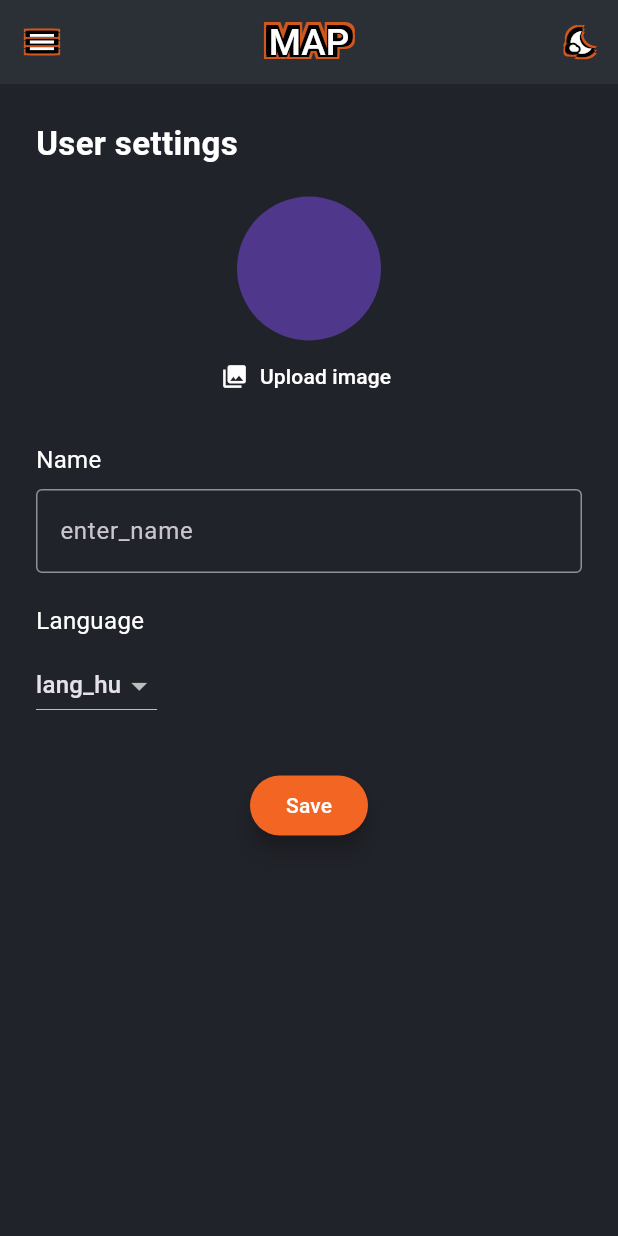
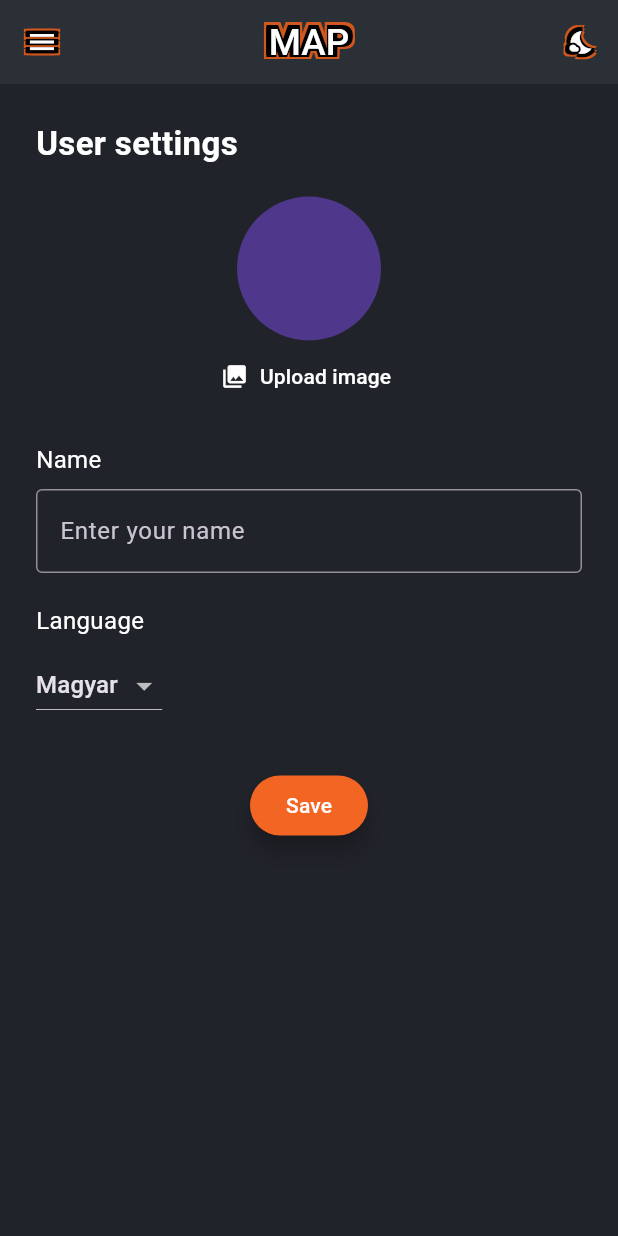
Before and after one commit to GedoLorand/Fish_app, a Flutter app: the Settings screen opened directly, after a tap on the "menu" icon, after a tap on the "nights stay" icon, on a phone screen of 412 x 824 dp. Run offline on Flutter 3.47's test engine with Material 3 defaults, Android fonts, the phone set to English and light mode, and no system bars; our stand-ins replace cached_network_image, cloud_firestore, cloud_functions, firebase_auth, firebase_core, firebase_storage and 10 more; missing offline and left inert: flutter_map_marker_cluster; accounts and stored records are empty; Roboto replaces fonts that are missing (Boldonse); project files that could hold a hidden picture were left out.

Commit message:
Header tobbnyelvusites

```diff
--- a/lib/homepage/Header/custom_drawer.dart
+++ b/lib/homepage/Header/custom_drawer.dart
@@ -8,6 +8,7 @@ import 'package:login_fish_app/services/filter_bus.dart';
 //import 'package:flutterfishapp/UserScreen/user.dart';
 import 'package:login_fish_app/homepage/SettingsScreen/settings.dart';
 import 'package:firebase_auth/firebase_auth.dart';
+import 'package:get/get.dart';
 import 'package:login_fish_app/homepage/Admin/reports_admin.dart';
 import 'package:login_fish_app/homepage/LegalScreen/legal_links.dart';
 import 'package:login_fish_app/homepage/LegalScreen/legal_webview.dart';
@@ -53,7 +54,7 @@ class _CustomDrawerState extends State<CustomDrawer> {
               children: [
                 _buildListTile(
                   icon: Icons.photo_library,
-                  text: 'Gallery',
+                  text: 'gallery',
                   onTap: () {
                     // Close drawer first so navigation happens from the underlying
                     // screen (usually MapScreen). Then await result from Gallery
@@ -74,7 +75,7 @@ class _CustomDrawerState extends State<CustomDrawer> {
                 Divider(color: AppTheme.textColor.withValues(alpha: 0.3)),
                 _buildListTile(
                   icon: Icons.filter_alt,
-                  text: 'Filters',
+                  text: 'filters',
                   onTap: () async {
                     // Close the drawer first so Filter opens on top of the full MapScreen
                     Navigator.pop(context);
@@ -92,7 +93,7 @@ class _CustomDrawerState extends State<CustomDrawer> {
                 Divider(color: AppTheme.textColor.withValues(alpha: 0.3)),
                 _buildListTile(
                   icon: Icons.smart_toy,
-                  text: 'AI Asszisztens',
+                  text: 'ai_assistant',
                   onTap: () {
                     Navigator.pop(context);
                     Navigator.push(
@@ -106,7 +107,7 @@ class _CustomDrawerState extends State<CustomDrawer> {
                 Divider(color: AppTheme.textColor.withValues(alpha: 0.3)),
                 _buildListTile(
                   icon: Icons.settings,
-                  text: 'Settings',
+                  text: 'settings',
                   onTap: () {
                     Navigator.pop(context);
                     Navigator.push(
@@ -118,14 +119,14 @@ class _CustomDrawerState extends State<CustomDrawer> {
                 Divider(color: AppTheme.textColor.withValues(alpha: 0.3)),
                 _buildListTile(
                   icon: Icons.privacy_tip,
-                  text: 'Privacy Policy',
+                  text: 'privacy_policy',
                   onTap: () {
                     Navigator.pop(context);
                     Navigator.push(
                       context,
                       MaterialPageRoute(
-                        builder: (context) => const LegalWebViewScreen(
-                          title: 'Privacy Policy',
+                        builder: (context) => LegalWebViewScreen(
+                          title: 'privacy_policy'.tr,
                           url: LegalLinks.privacyPolicyUrl,
                         ),
                       ),
@@ -135,14 +136,14 @@ class _CustomDrawerState extends State<CustomDrawer> {
                 Divider(color: AppTheme.textColor.withValues(alpha: 0.3)),
                 _buildListTile(
                   icon: Icons.description,
-                  text: 'Terms and Conditions',
+                  text: 'terms_conditions',
                   onTap: () {
                     Navigator.pop(context);
                     Navigator.push(
                       context,
                       MaterialPageRoute(
-                        builder: (context) => const LegalWebViewScreen(
-                          title: 'Terms and Conditions',
+                        builder: (context) => LegalWebViewScreen(
+                          title: 'terms_conditions'.tr,
                           url: LegalLinks.termsAndConditionsUrl,
                         ),
                       ),
@@ -156,7 +157,7 @@ class _CustomDrawerState extends State<CustomDrawer> {
                         _user!.isAnonymous == false && false))
                   _buildListTile(
                     icon: Icons.report,
-                    text: 'Reports',
+                    text: 'reports',
                     onTap: () {
                       Navigator.pop(context);
                       Navigator.push(
@@ -170,7 +171,7 @@ class _CustomDrawerState extends State<CustomDrawer> {
                 Divider(color: AppTheme.textColor.withValues(alpha: 0.3)),
                 _buildListTile(
                   icon: Icons.logout,
-                  text: 'Logout',
+                  text: 'logout',
                   onTap: () {
                     Navigator.push(
                       context,
@@ -194,7 +195,7 @@ class _CustomDrawerState extends State<CustomDrawer> {
     return ListTile(
       leading: Icon(icon, color: AppTheme.textColor, size: 22),
       title: Text(
-        text,
+        text.tr,
         style: TextStyle(
           color: AppTheme.textColor,
           fontFamily: AppTheme.fontFamily,
--- a/lib/homepage/Header/global_header.dart
+++ b/lib/homepage/Header/global_header.dart
@@ -169,7 +169,7 @@ class GlobalHeader extends StatelessWidget implements PreferredSizeWidget {
           Get.offAll(() => Homepage());
         },
         child: _OutlinedText(
-          'MAP',
+          'map_title'.tr,
           style: TextStyle(
             color: AppTheme.textColor,
             fontFamily: AppTheme.fontFamily,
@@ -191,8 +191,8 @@ class GlobalHeader extends StatelessWidget implements PreferredSizeWidget {
               outerOutline: headerInnerOrange,
             ),
             tooltip: themeController.isDark.value
-                ? 'Éjszakai mód'
-                : 'Nappali mód',
+                ? 'theme_dark'.tr
+                : 'theme_light'.tr,
             onPressed: () => themeController.toggle(),
           ),
         ),
--- a/lib/homepage/SettingsScreen/settings.dart
+++ b/lib/homepage/SettingsScreen/settings.dart
@@ -106,9 +106,9 @@ class _SettingsState extends State<Settings> {
             const SizedBox(height: 8),
             TextField(
               controller: _nameController,
-              decoration: const InputDecoration(
-                border: OutlineInputBorder(),
-                hintText: 'enter_name',
+              decoration: InputDecoration(
+                border: const OutlineInputBorder(),
+                hintText: 'enter_name'.tr,
               ),
             ),
             const SizedBox(height: 20),
@@ -118,10 +118,10 @@ class _SettingsState extends State<Settings> {
             const SizedBox(height: 8),
             DropdownButton<String>(
               value: _language,
-              items: const [
-                DropdownMenuItem(value: 'hu', child: Text('lang_hu')),
-                DropdownMenuItem(value: 'ro', child: Text('lang_ro')),
-                DropdownMenuItem(value: 'en', child: Text('lang_en')),
+              items: [
+                DropdownMenuItem(value: 'hu', child: Text('lang_hu'.tr)),
+                DropdownMenuItem(value: 'ro', child: Text('lang_ro'.tr)),
+                DropdownMenuItem(value: 'en', child: Text('lang_en'.tr)),
               ],
               onChanged: (v) {
                 if (v == null) return;
--- a/lib/i18n/translations.dart
+++ b/lib/i18n/translations.dart
@@ -5,6 +5,17 @@ class AppTranslations extends Translations {
   Map<String, Map<String, String>> get keys => {
     'en': {
       'user_settings': 'User settings',
+      'gallery': 'Gallery',
+      'filters': 'Filters',
+      'ai_assistant': 'AI Assistant',
+      'settings': 'Settings',
+      'privacy_policy': 'Privacy Policy',
+      'terms_conditions': 'Terms and Conditions',
+      'reports': 'Reports',
+      'logout': 'Logout',
+      'map_title': 'MAP',
+      'theme_dark': 'Dark mode',
+      'theme_light': 'Light mode',
       'upload_image': 'Upload image',
       'name': 'Name',
       'enter_name': 'Enter your name',
@@ -18,6 +29,17 @@ class AppTranslations extends Translations {
     },
     'hu': {
       'user_settings': 'Felhasználói beállítások',
+      'gallery': 'Galéria',
+      'filters': 'Szűrők',
+      'ai_assistant': 'AI asszisztens',
+      'settings': 'Beállítások',
+      'privacy_policy': 'Adatvédelmi szabályzat',
+      'terms_conditions': 'Felhasználási feltételek',
+      'reports': 'Jelentések',
+      'logout': 'Kijelentkezés',
+      'map_title': 'TÉRKÉP',
+      'theme_dark': 'Éjszakai mód',
+      'theme_light': 'Nappali mód',
       'upload_image': 'Kép feltöltése',
       'name': 'Név',
       'enter_name': 'Írd be a neved',
@@ -31,6 +53,17 @@ class AppTranslations extends Translations {
     },
     'ro': {
       'user_settings': 'Setări utilizator',
+      'gallery': 'Galerie',
+      'filters': 'Filtre',
+      'ai_assistant': 'Asistent AI',
+      'settings': 'Setări',
+      'privacy_policy': 'Politica de confidențialitate',
+      'terms_conditions': 'Termeni și condiții',
+      'reports': 'Rapoarte',
+      'logout': 'Deconectare',
+      'map_title': 'HARTĂ',
+      'theme_dark': 'Mod întunecat',
+      'theme_light': 'Mod lumină',
       'upload_image': 'Încarcă imagine',
       'name': 'Nume',
       'enter_name': 'Introduceți numele',
```
